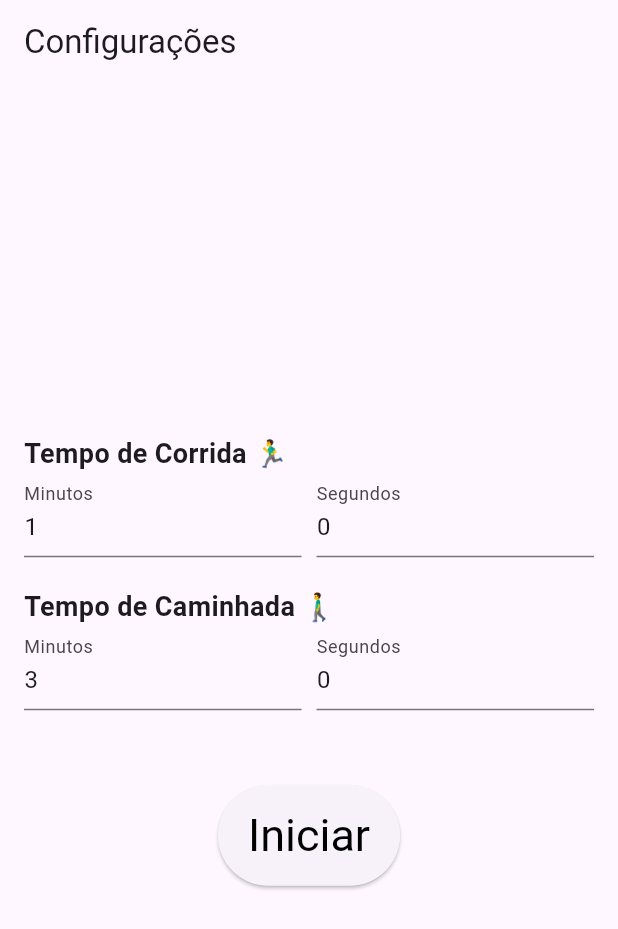
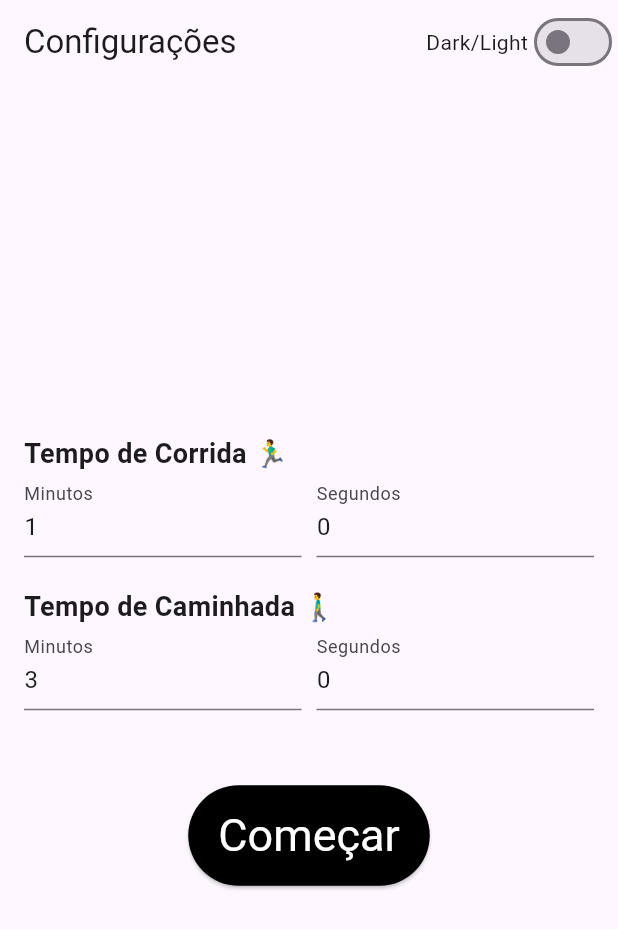
Before and after one commit to Mur1love/CorridaApp, a Flutter app: the screen it shows after launch, on a phone screen of 412 x 824 dp. Shown: the top 929 px of the screen. Run offline on Flutter 3.47's test engine with Material 3 defaults, Android fonts, the phone set to English and light mode, and no system bars; our stand-ins replace shared_preferences, vibration.

Commit message:
Tema Escuro e Claro

```diff
--- a/lib/main.dart
+++ b/lib/main.dart
@@ -1,19 +1,29 @@
 import 'package:flutter/material.dart';
 import 'settings_screen.dart';
 import 'timer_screen.dart';
+import 'theme_provider.dart';
+import 'package:provider/provider.dart';
 
 void main() {
-  runApp(MyApp());
+  runApp(
+    ChangeNotifierProvider(
+      create: (context) => ThemeProvider(),
+      child: MyApp(),
+    ),
+  );
 }
 
 class MyApp extends StatelessWidget {
   @override
   Widget build(BuildContext context) {
+    final themeProvider = Provider.of<ThemeProvider>(context);
+
     return MaterialApp(
+      debugShowCheckedModeBanner: false,
       title: 'Running Timer',
-      theme: ThemeData(
-        primarySwatch: Colors.blue,
-      ),
+      themeMode: themeProvider.themeMode,
+      theme: ThemeData.light(),
+      darkTheme: ThemeData.dark(),
       home: SettingsScreen(),
       routes: {
         '/timer': (context) {
--- a/lib/settings_screen.dart
+++ b/lib/settings_screen.dart
@@ -1,5 +1,7 @@
 import 'package:flutter/material.dart';
+import 'package:provider/provider.dart';
 import 'package:shared_preferences/shared_preferences.dart';
+import 'theme_provider.dart';
 import 'timer_screen.dart';
 
 class SettingsScreen extends StatefulWidget {
@@ -45,8 +47,22 @@ class _SettingsScreenState extends State<SettingsScreen> {
 
   @override
   Widget build(BuildContext context) {
+    final themeProvider = Provider.of<ThemeProvider>(context);
+    final isDarkMode = Theme.of(context).brightness == Brightness.dark;
+
     return Scaffold(
-      appBar: AppBar(title: Text('Configurações')),
+      appBar: AppBar(
+        title: Text('Configurações'),
+        actions: [
+          Text('Dark/Light'),
+          Switch(
+            value: themeProvider.themeMode == ThemeMode.dark,
+            onChanged: (value) {
+              themeProvider.toggleTheme();
+            },
+          ),
+        ],
+      ),
       body: Padding(
         padding: const EdgeInsets.all(16.0),
         child: Column(
@@ -81,11 +97,10 @@ class _SettingsScreenState extends State<SettingsScreen> {
               style: ElevatedButton.styleFrom(
                 padding: EdgeInsets.symmetric(vertical: 16, horizontal: 20),
                 textStyle: TextStyle(fontSize: 30),
+                backgroundColor: isDarkMode ? Colors.white : Colors.black,
+                foregroundColor: isDarkMode ? Colors.black : Colors.white,
               ),
-              child: Text(
-                'Iniciar',
-                style: TextStyle(color: Colors.black),
-              ),
+              child: Text('Começar'),
             ),
           ],
         ),
--- /dev/null
+++ b/lib/theme_provider.dart
@@ -0,0 +1,31 @@
+import 'package:flutter/material.dart';
+import 'package:shared_preferences/shared_preferences.dart';
+
+class ThemeProvider with ChangeNotifier {
+  ThemeMode _themeMode = ThemeMode.light;
+
+  ThemeMode get themeMode => _themeMode;
+
+  ThemeProvider() {
+    _loadTheme();
+  }
+
+  void toggleTheme() {
+    _themeMode =
+        _themeMode == ThemeMode.light ? ThemeMode.dark : ThemeMode.light;
+    _saveTheme();
+    notifyListeners();
+  }
+
+  Future<void> _loadTheme() async {
+    final prefs = await SharedPreferences.getInstance();
+    bool isDark = prefs.getBool('isDarkMode') ?? false;
+    _themeMode = isDark ? ThemeMode.dark : ThemeMode.light;
+    notifyListeners();
+  }
+
+  Future<void> _saveTheme() async {
+    final prefs = await SharedPreferences.getInstance();
+    await prefs.setBool('isDarkMode', _themeMode == ThemeMode.dark);
+  }
+}
--- a/pubspec.yaml
+++ b/pubspec.yaml
@@ -13,6 +13,7 @@ dependencies:
   flutter_background_service: ^5.1.0
   flutter_local_notifications: ^18.0.1
   shared_preferences: ^2.5.1
+  provider: ^6.1.2
 
 dev_dependencies:
   flutter_test:
```
Also changed, not shown: lib/timer_screen.dart (+23 -15 lines), pubspec.lock.
